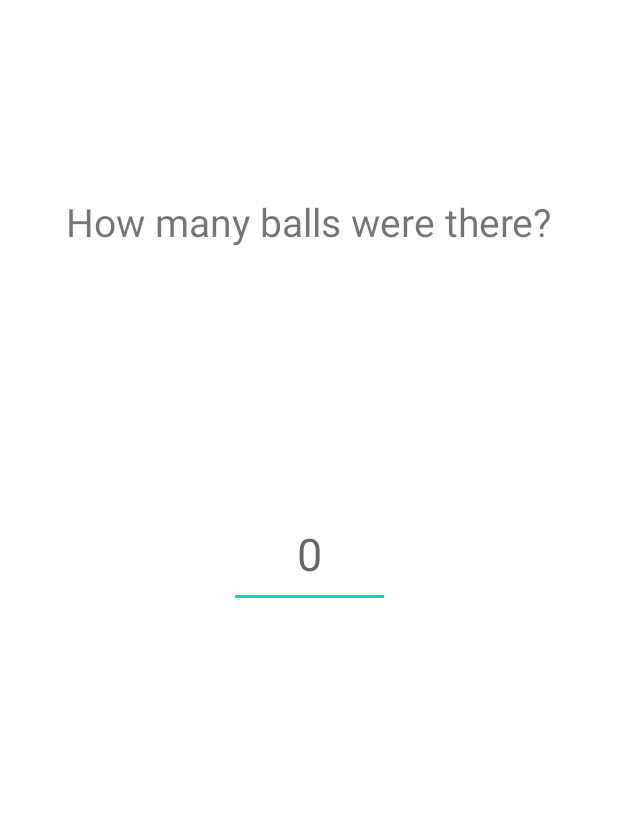
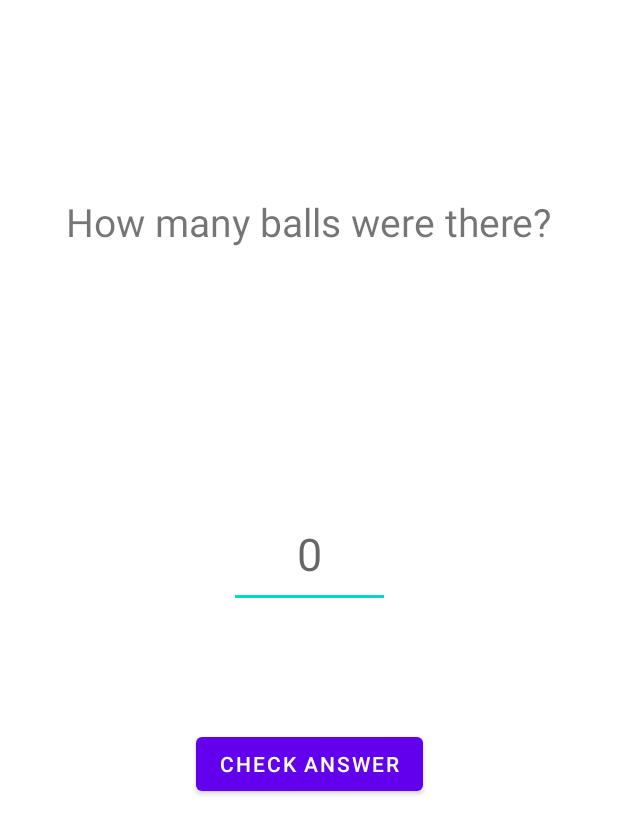
Before and after one commit to igargu/CountBallsGame, an Android app: the layout activity_result.xml on its own in the app's theme, with its tools: preview values and no code run, on a phone screen of 412 x 824 dp. Shown: the top 834 px of the screen. Run offline under Robolectric (Android 15) with nearby library versions, the phone set to English and light mode, and no system bars.

Commit message:
Beta 3.0

```diff
--- a/app/src/main/java/es/ikergarciagutierrez/promul/countballsgame/Circle.java
+++ b/app/src/main/java/es/ikergarciagutierrez/promul/countballsgame/Ball.java
@@ -7,7 +7,7 @@ import android.graphics.Paint;
 import android.util.AttributeSet;
 import android.view.View;
 
-public class Circle extends View {
+public class Ball extends View {
 
     /**
      * Campos de la clase
@@ -28,7 +28,7 @@ public class Circle extends View {
      * @param context Contexto
      * @param attrs
      */
-    public Circle(Context context, AttributeSet attrs) {
+    public Ball(Context context, AttributeSet attrs) {
         super(context, attrs);
 
         paint = new Paint();
--- a/app/src/main/java/es/ikergarciagutierrez/promul/countballsgame/MenuActivity.java
+++ b/app/src/main/java/es/ikergarciagutierrez/promul/countballsgame/MenuActivity.java
@@ -31,7 +31,7 @@ public class MenuActivity extends AppCompatActivity {
 
     private void defineBTEasyModeListener() {
         btEasyMode.setOnClickListener(v -> {
-            // Suena pista de audio
+            // Suena pista de audio y cambiamos de activity cuando acaba
             Bundle bundle = new Bundle();
             bundle.putSerializable("gameMode", "easy");
             Intent intent = new Intent(this, GameActivity.class);
@@ -41,7 +41,7 @@ public class MenuActivity extends AppCompatActivity {
 
     private void defineBTMediumModeListener() {
         btMediumMode.setOnClickListener(v -> {
-            // Suena pista de audio
+            // Suena pista de audio y cambiamos de activity cuando acaba
             Bundle bundle = new Bundle();
             bundle.putSerializable("gameMode", "medium");
             Intent intent = new Intent(this, GameActivity.class);
@@ -51,7 +51,7 @@ public class MenuActivity extends AppCompatActivity {
 
     private void defineBTHardModeListener() {
         btHardMode.setOnClickListener(v -> {
-            // Suena pista de audio
+            // Suena pista de audio y cambiamos de activity cuando acaba
             Bundle bundle = new Bundle();
             bundle.putSerializable("gameMode", "hard");
             Intent intent = new Intent(this, GameActivity.class);
--- a/app/src/main/res/layout/activity_result.xml
+++ b/app/src/main/res/layout/activity_result.xml
@@ -13,6 +13,7 @@
         android:layout_marginTop="130dp"
         android:text="@string/tvResult"
         android:textSize="26sp"
+        android:visibility="visible"
         app:layout_constraintEnd_toEndOf="parent"
         app:layout_constraintStart_toStartOf="parent"
         app:layout_constraintTop_toTopOf="parent" />
@@ -25,13 +26,73 @@
         android:ems="10"
         android:gravity="center"
         android:hint="@string/etResultHint"
+        android:importantForAutofill="no"
         android:inputType="phone"
         android:textSize="30sp"
+        android:visibility="visible"
         app:layout_constraintBottom_toBottomOf="parent"
         app:layout_constraintEnd_toEndOf="parent"
         app:layout_constraintStart_toStartOf="parent"
         app:layout_constraintTop_toBottomOf="@+id/tvResult"
-        tools:ignore="TextContrastCheck"
-        android:importantForAutofill="no" />
+        tools:ignore="TextContrastCheck" />
+
+    <Button
+        android:id="@+id/btCheckAnswer"
+        android:layout_width="wrap_content"
+        android:layout_height="wrap_content"
+        android:layout_marginTop="80dp"
+        android:text="@string/btCheckAnswer"
+        app:layout_constraintEnd_toEndOf="parent"
+        app:layout_constraintStart_toStartOf="parent"
+        app:layout_constraintTop_toBottomOf="@+id/etResult" />
+
+    <TextView
+        android:id="@+id/tvCorrectAnswer"
+        android:layout_width="wrap_content"
+        android:layout_height="wrap_content"
+        android:layout_marginTop="130dp"
+        android:text="@string/tvCorrectAnswer"
+        android:textColor="@color/correctColor"
+        android:textSize="50sp"
+        android:visibility="gone"
+        app:layout_constraintEnd_toEndOf="parent"
+        app:layout_constraintStart_toStartOf="parent"
+        app:layout_constraintTop_toTopOf="parent" />
+
+    <TextView
+        android:id="@+id/tvWrongAnswer"
+        android:layout_width="wrap_content"
+        android:layout_height="wrap_content"
+        android:layout_marginTop="130dp"
+        android:text="@string/tvWrongAnswer"
+        android:textColor="@color/wrongColor"
+        android:textSize="50sp"
+        android:visibility="gone"
+        app:layout_constraintEnd_toEndOf="parent"
+        app:layout_constraintStart_toStartOf="parent"
+        app:layout_constraintTop_toTopOf="parent" />
+
+    <TextView
+        android:id="@+id/tvAnswerMessage"
+        android:layout_width="259dp"
+        android:layout_height="40dp"
+        android:layout_marginBottom="270dp"
+        android:text="@string/tvAnswerMessage"
+        android:textSize="30sp"
+        android:visibility="gone"
+        app:layout_constraintBottom_toBottomOf="parent"
+        app:layout_constraintEnd_toEndOf="parent"
+        app:layout_constraintStart_toStartOf="parent" />
+
+    <Button
+        android:id="@+id/btContinue"
+        android:layout_width="wrap_content"
+        android:layout_height="wrap_content"
+        android:layout_marginBottom="100dp"
+        android:text="@string/btContinue"
+        android:visibility="gone"
+        app:layout_constraintBottom_toBottomOf="parent"
+        app:layout_constraintEnd_toEndOf="parent"
+        app:layout_constraintStart_toStartOf="parent" />
 
 </androidx.constraintlayout.widget.ConstraintLayout>
--- a/app/src/main/res/values/colors.xml
+++ b/app/src/main/res/values/colors.xml
@@ -7,4 +7,6 @@
     <color name="teal_700">#FF018786</color>
     <color name="black">#FF000000</color>
     <color name="white">#FFFFFFFF</color>
+    <color name="correctColor">#006B31</color>
+    <color name="wrongColor">#EA1E3F</color>
 </resources>
--- a/app/src/main/res/values/strings.xml
+++ b/app/src/main/res/values/strings.xml
@@ -8,4 +8,11 @@
     <string name="tvReadyMessage">Ready?</string>
     <string name="tvResult">How many balls were there?</string>
     <string name="etResultHint">0</string>
+    <string name="tvCorrectAnswer">Correct!</string>
+    <string name="tvAnswerMessage">There where x balls</string>
+    <string name="tvWrongAnswer">Incorrect!</string>
+    <string name="btContinue">Continue</string>
+    <string name="btCheckAnswer">Check answer</string>
+    <string name="errorToast">Enter your answer</string>
+    <string name="finishToast">Thanks for playing!</string>
 </resources>
```
Also changed, not shown: app/src/main/java/es/ikergarciagutierrez/promul/countballsgame/GameActivity.java (+19 -2 lines), app/src/main/java/es/ikergarciagutierrez/promul/countballsgame/ResultActivity.java (+58 -0 lines).
